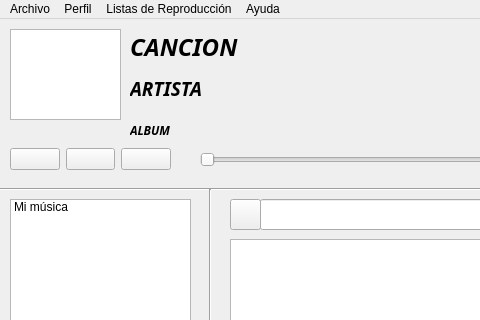
First picture: the form in src/graphic.ui, repository nico4021/LNMusic, before the edit; both pictures show x 0 to 480 and y 0 to 320 of the 800 by 609 pixel window.
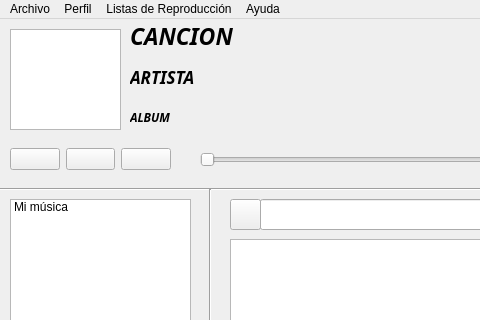
Second picture: the form after the edit. Icons and pictures are not drawn.

Commit message: Solucionado problema de metadatos

```diff
--- a/src/graphic.ui
+++ b/src/graphic.ui
@@ -116,7 +116,7 @@
       <x>10</x>
       <y>10</y>
       <width>111</width>
-      <height>91</height>
+      <height>101</height>
      </rect>
     </property>
    </widget>
@@ -124,9 +124,9 @@
     <property name="geometry">
      <rect>
       <x>130</x>
-      <y>10</y>
-      <width>160</width>
-      <height>119</height>
+      <y>0</y>
+      <width>107</width>
+      <height>115</height>
      </rect>
     </property>
     <layout class="QVBoxLayout" name="datosLayout">
@@ -135,7 +135,7 @@
        <property name="font">
         <font>
          <family>Kinnari</family>
-         <pointsize>18</pointsize>
+         <pointsize>17</pointsize>
          <weight>75</weight>
          <italic>true</italic>
          <bold>true</bold>
@@ -151,7 +151,7 @@
        <property name="font">
         <font>
          <family>Kinnari</family>
-         <pointsize>14</pointsize>
+         <pointsize>13</pointsize>
          <weight>75</weight>
          <italic>true</italic>
          <bold>true</bold>
```
Left out of the diff: 2 changed lines with no effect on the pictures. The commit also changes 1 other file.
